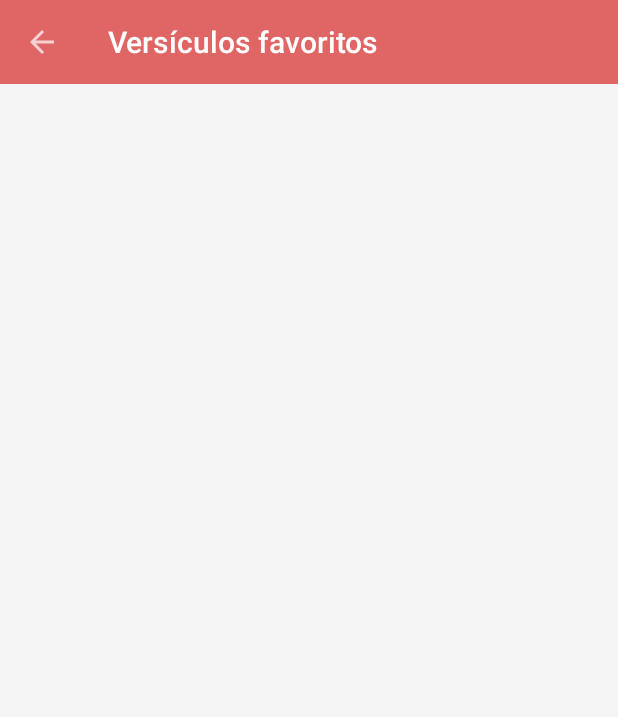
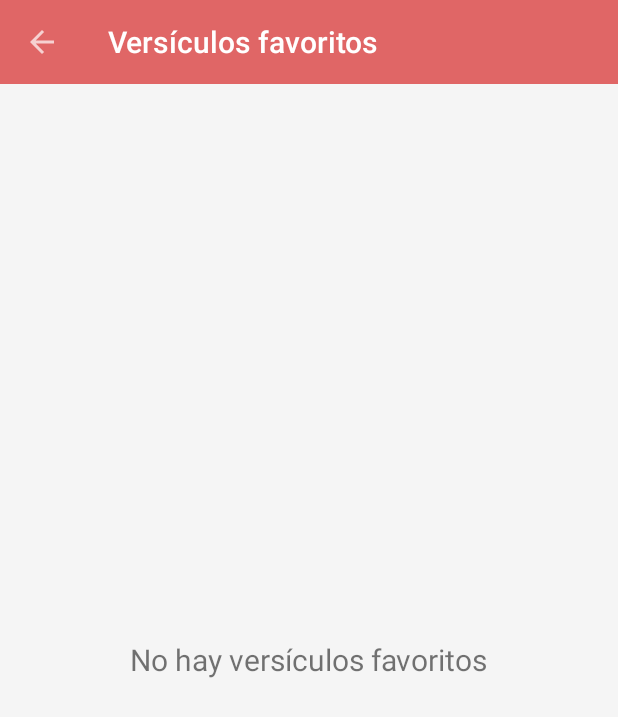
Before and after one commit to edwinabreu86/ManualParaNuevosCreyentes, an Android app: the FavActivity screen opened directly, with no data from a screen before it, on a phone screen of 412 x 824 dp. Shown: the top 717 px of the screen. Run offline under Robolectric (Android 15) with nearby library versions, the phone set to English and light mode, and no system bars.

Commit message:
Added CardView and Options Dialog to copy, share and save texts. Some improvements of FavActivity and VersesDbHelper.

```diff
--- a/app/src/main/java/com/edwin/abreusoft/manualbiblicoparacreyentes/FavActivity.java
+++ b/app/src/main/java/com/edwin/abreusoft/manualbiblicoparacreyentes/FavActivity.java
@@ -6,6 +6,8 @@ import android.support.v7.widget.DefaultItemAnimator;
 import android.support.v7.widget.LinearLayoutManager;
 import android.support.v7.widget.RecyclerView;
 import android.support.v7.widget.Toolbar;
+import android.view.View;
+import android.widget.TextView;
 
 import java.util.List;
 
@@ -23,13 +25,20 @@ public class FavActivity extends AppCompatActivity {
         getSupportActionBar().setDisplayHomeAsUpEnabled(true);
         getSupportActionBar().setDisplayShowHomeEnabled(true);
 
-        RecyclerView recyclerView = findViewById(R.id.recycler_view);
+        final RecyclerView recyclerView = findViewById(R.id.recycler_view);
         recyclerView.setLayoutManager(new LinearLayoutManager(this));
         recyclerView.setItemAnimator(new DefaultItemAnimator());
 
+        final TextView emptyView = findViewById(R.id.empty_view);
+
         VersesDbHelper dbHelper = new VersesDbHelper(this);
-        List<Item> favList = dbHelper.getVersesList();
+        final List<Item> favList = dbHelper.getVersesList();
 
-        recyclerView.setAdapter(new VersesAdapter(this, favList));
+        if(!favList.isEmpty()) {
+            recyclerView.setAdapter(new VersesAdapter(this, favList));
+            emptyView.setVisibility(View.GONE);
+        } else {
+            emptyView.setVisibility(View.VISIBLE);
+        }
     }
 }
--- a/app/src/main/java/com/edwin/abreusoft/manualbiblicoparacreyentes/OptionsDialog.java
+++ b/app/src/main/java/com/edwin/abreusoft/manualbiblicoparacreyentes/OptionsDialog.java
@@ -77,6 +77,7 @@ class OptionsDialog {
                             Toast.makeText(ctx, "Versículo "+ text[0] + " " + text[1] + " agregado a favoritos", Toast.LENGTH_SHORT).show();
                         } else {
                             dbHelper.removeVerse(new Item(text[0], text[1], text[2], false));
+                            // ctx.sendBroadcast(new Intent().setAction("com.abreusoft.DB_UPDATED"));
                             Toast.makeText(ctx, "Versículo "+ text[0] + " " + text[1] + " revomido de favoritos", Toast.LENGTH_SHORT).show();
                         }
                         break;
--- a/app/src/main/java/com/edwin/abreusoft/manualbiblicoparacreyentes/VersesDbHelper.java
+++ b/app/src/main/java/com/edwin/abreusoft/manualbiblicoparacreyentes/VersesDbHelper.java
@@ -2,9 +2,12 @@ package com.edwin.abreusoft.manualbiblicoparacreyentes;
 
 import android.content.ContentValues;
 import android.content.Context;
+import android.content.Intent;
 import android.database.Cursor;
+import android.database.CursorIndexOutOfBoundsException;
 import android.database.sqlite.SQLiteDatabase;
 import android.database.sqlite.SQLiteOpenHelper;
+import android.widget.Toast;
 
 import java.util.ArrayList;
 import java.util.List;
@@ -62,15 +65,16 @@ class VersesDbHelper extends SQLiteOpenHelper {
         SQLiteDatabase db = this.getReadableDatabase();
         try (Cursor cursor = db.query(TABLE_NAME, new String[]{BOOK, VERSE, CONTENT}, null, null, null, null, null)) {
             cursor.moveToFirst();
-
-            while (cursor.moveToNext()) {
+            do {
                 String book = cursor.getString(cursor.getColumnIndex(BOOK));
                 String verse = cursor.getString(cursor.getColumnIndex(VERSE));
                 String content = cursor.getString(cursor.getColumnIndex(CONTENT));
+                verses.add(new Item(book, verse, content, true));
+            } while (cursor.moveToNext());
+        } catch (CursorIndexOutOfBoundsException e) {
+            e.printStackTrace();
+        }
 
-                verses.add(new Item(book, verse, content, true));
-            }
-        }
         db.close();
         return verses;
     }
--- a/app/src/main/res/layout/activity_fav.xml
+++ b/app/src/main/res/layout/activity_fav.xml
@@ -22,10 +22,24 @@
             android:theme="@style/ThemeOverlay.AppCompat.Dark"
             app:popupTheme="@style/ThemeOverlay.AppCompat.Light" />
 
-        <android.support.v7.widget.RecyclerView
-            android:id="@+id/recycler_view"
-            android:layout_height="match_parent"
+        <FrameLayout
             android:layout_width="match_parent"
-            android:scrollbars="vertical" />
+            android:layout_height="match_parent">
+
+            <TextView
+                android:id="@+id/empty_view"
+                android:layout_width="wrap_content"
+                android:layout_height="wrap_content"
+                android:layout_gravity="center"
+                android:text="@string/no_fav_verses"
+                android:textSize="20sp"
+                android:textAlignment="center"/>
+
+            <android.support.v7.widget.RecyclerView
+                android:id="@+id/recycler_view"
+                android:layout_height="match_parent"
+                android:layout_width="match_parent"
+                android:scrollbars="vertical" />
+        </FrameLayout>
     </LinearLayout>
 </android.support.v4.widget.DrawerLayout>
--- a/app/src/main/res/layout/app_bar_main.xml
+++ b/app/src/main/res/layout/app_bar_main.xml
@@ -6,7 +6,8 @@
     android:layout_width="match_parent"
     android:layout_height="match_parent"
     android:gravity="center"
-    android:orientation="vertical">
+    android:orientation="vertical"
+    android:fitsSystemWindows="true">
 
     <android.support.design.widget.AppBarLayout
         android:layout_width="match_parent"
--- /dev/null
+++ b/app/src/main/res/values-v21/styles.xml
@@ -0,0 +1,7 @@
+<?xml version="1.0" encoding="utf-8"?>
+<resources>
+        <style name="AppTheme.Transparent" parent="AppTheme">
+        <item name="windowActionBarOverlay">true</item>
+        <item name="android:windowTranslucentStatus">true</item>
+    </style>
+</resources>
--- a/app/src/main/res/values/strings.xml
+++ b/app/src/main/res/values/strings.xml
@@ -25,4 +25,5 @@
     </string>
     <string name="sugest">Sugerencias</string>
     <string name="recommend">Recomendaciones</string>
+    <string name="no_fav_verses">No hay versículos favoritos</string>
 </resources>
--- a/app/src/main/res/values/styles.xml
+++ b/app/src/main/res/values/styles.xml
@@ -1,4 +1,5 @@
 <?xml version="1.0" encoding="utf-8"?>
+
 <resources>
     <style name="AppTheme" parent="Theme.AppCompat.Light.DarkActionBar">
         <item name="colorPrimary">@color/primaryColor</item>
@@ -7,8 +8,10 @@
         <item name="android:windowBackground">@color/background</item>
         <item name="windowActionBar">false</item>
         <item name="windowNoTitle">true</item>
-        <item name="windowActionModeOverlay">true</item>
-        <item name="android:windowTranslucentStatus">true</item>
+    </style>
+
+    <style name="AppTheme.Transparent" parent="AppTheme">
+        <item name="windowActionBarOverlay">true</item>
     </style>
 
     <style name="textView_style">
```
Also changed, not shown: app/src/main/AndroidManifest.xml (+5 -5 lines), app/src/main/java/com/edwin/abreusoft/manualbiblicoparacreyentes/MainActivity.java (+9 -13 lines).
